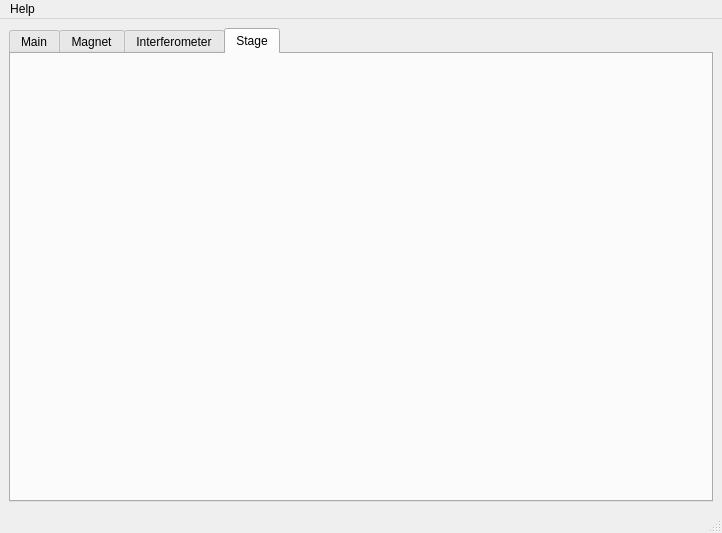
Above: qt_ui/main_window.ui from kaiyamashita08/Magnetics before the change. Below: the same form after it.
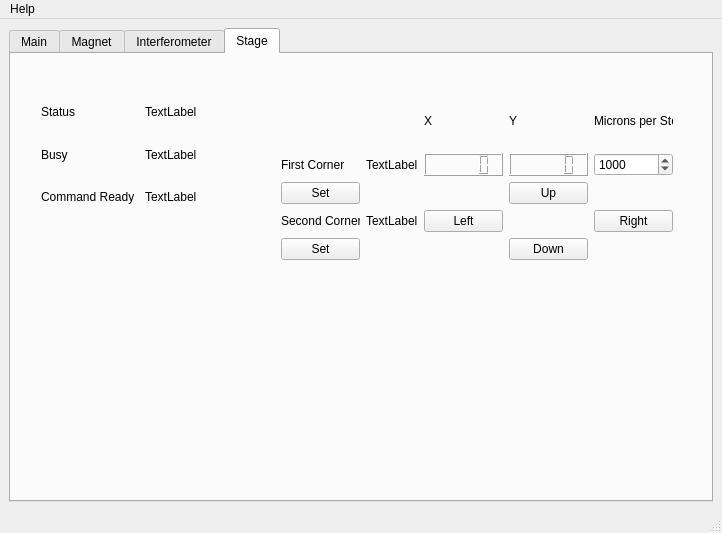
That is the form after the change. The open tabs and pages were chosen to show the change.

Commit message: interferometer + some stage

What changed in the file:
```diff
--- a/qt_ui/main_window.ui
+++ b/qt_ui/main_window.ui
@@ -477,6 +477,208 @@
        <attribute name="title">
         <string>Stage</string>
        </attribute>
+       <widget class="QWidget" name="gridLayoutWidget_7">
+        <property name="geometry">
+         <rect>
+          <x>270</x>
+          <y>40</y>
+          <width>394</width>
+          <height>166</height>
+         </rect>
+        </property>
+        <layout class="QGridLayout" name="gridLayout_7">
+         <item row="5" column="2">
+          <widget class="QLabel" name="stage_corner2_2">
+           <property name="text">
+            <string>TextLabel</string>
+           </property>
+          </widget>
+         </item>
+         <item row="6" column="1">
+          <widget class="QPushButton" name="stage_set_corner2_2">
+           <property name="text">
+            <string>Set</string>
+           </property>
+          </widget>
+         </item>
+         <item row="5" column="1">
+          <widget class="QLabel" name="text_19">
+           <property name="text">
+            <string>Second Corner</string>
+           </property>
+          </widget>
+         </item>
+         <item row="4" column="7">
+          <spacer name="horizontalSpacer_3">
+           <property name="orientation">
+            <enum>Qt::Orientation::Horizontal</enum>
+           </property>
+           <property name="sizeHint" stdset="0">
+            <size>
+             <width>40</width>
+             <height>20</height>
+            </size>
+           </property>
+          </spacer>
+         </item>
+         <item row="4" column="1">
+          <widget class="QPushButton" name="stage_set_corner1_2">
+           <property name="text">
+            <string>Set</string>
+           </property>
+          </widget>
+         </item>
+         <item row="4" column="5">
+          <widget class="QPushButton" name="stage_up_2">
+           <property name="text">
+            <string>Up</string>
+           </property>
+          </widget>
+         </item>
+         <item row="3" column="5">
+          <widget class="QLCDNumber" name="stage_y_2"/>
+         </item>
+         <item row="5" column="3">
+          <widget class="QPushButton" name="stage_left_2">
+           <property name="text">
+            <string>Left</string>
+           </property>
+          </widget>
+         </item>
+         <item row="0" column="3">
+          <widget class="QLabel" name="text_20">
+           <property name="text">
+            <string>X</string>
+           </property>
+          </widget>
+         </item>
+         <item row="4" column="3">
+          <spacer name="horizontalSpacer_4">
+           <property name="orientation">
+            <enum>Qt::Orientation::Horizontal</enum>
+           </property>
+           <property name="sizeHint" stdset="0">
+            <size>
+             <width>40</width>
+             <height>20</height>
+            </size>
+           </property>
+          </spacer>
+         </item>
+         <item row="5" column="7">
+          <widget class="QPushButton" name="stage_right_2">
+           <property name="text">
+            <string>Right</string>
+           </property>
+          </widget>
+         </item>
+         <item row="3" column="7">
+          <widget class="QSpinBox" name="stage_stepsize_2">
+           <property name="maximum">
+            <number>5000</number>
+           </property>
+           <property name="singleStep">
+            <number>50</number>
+           </property>
+           <property name="value">
+            <number>1000</number>
+           </property>
+          </widget>
+         </item>
+         <item row="3" column="1">
+          <widget class="QLabel" name="text_21">
+           <property name="text">
+            <string>First Corner</string>
+           </property>
+          </widget>
+         </item>
+         <item row="0" column="7">
+          <widget class="QLabel" name="text_22">
+           <property name="text">
+            <string>Microns per Step</string>
+           </property>
+          </widget>
+         </item>
+         <item row="6" column="5">
+          <widget class="QPushButton" name="stage_down_2">
+           <property name="text">
+            <string>Down</string>
+           </property>
+          </widget>
+         </item>
+         <item row="3" column="2">
+          <widget class="QLabel" name="stage_corner1_2">
+           <property name="text">
+            <string>TextLabel</string>
+           </property>
+          </widget>
+         </item>
+         <item row="0" column="5">
+          <widget class="QLabel" name="text_23">
+           <property name="text">
+            <string>Y</string>
+           </property>
+          </widget>
+         </item>
+         <item row="3" column="3">
+          <widget class="QLCDNumber" name="stage_x_2"/>
+         </item>
+        </layout>
+       </widget>
+       <widget class="QWidget" name="gridLayoutWidget_8">
+        <property name="geometry">
+         <rect>
+          <x>30</x>
+          <y>40</y>
+          <width>201</width>
+          <height>121</height>
+         </rect>
+        </property>
+        <layout class="QGridLayout" name="gridLayout_8">
+         <item row="0" column="0">
+          <widget class="QLabel" name="label">
+           <property name="text">
+            <string>Status</string>
+           </property>
+          </widget>
+         </item>
+         <item row="0" column="1">
+          <widget class="QLabel" name="label_2">
+           <property name="text">
+            <string>TextLabel</string>
+           </property>
+          </widget>
+         </item>
+         <item row="1" column="1">
+          <widget class="QLabel" name="label_7">
+           <property name="text">
+            <string>TextLabel</string>
+           </property>
+          </widget>
+         </item>
+         <item row="2" column="0">
+          <widget class="QLabel" name="label_8">
+           <property name="text">
+            <string>Command Ready</string>
+           </property>
+          </widget>
+         </item>
+         <item row="2" column="1">
+          <widget class="QLabel" name="label_9">
+           <property name="text">
+            <string>TextLabel</string>
+           </property>
+          </widget>
+         </item>
+         <item row="1" column="0">
+          <widget class="QLabel" name="label_6">
+           <property name="text">
+            <string>Busy</string>
+           </property>
+          </widget>
+         </item>
+        </layout>
+       </widget>
       </widget>
      </widget>
     </item>
```
Left out of the diff: 48 changed lines with no effect on the pictures. The commit also changes 11 other files.
